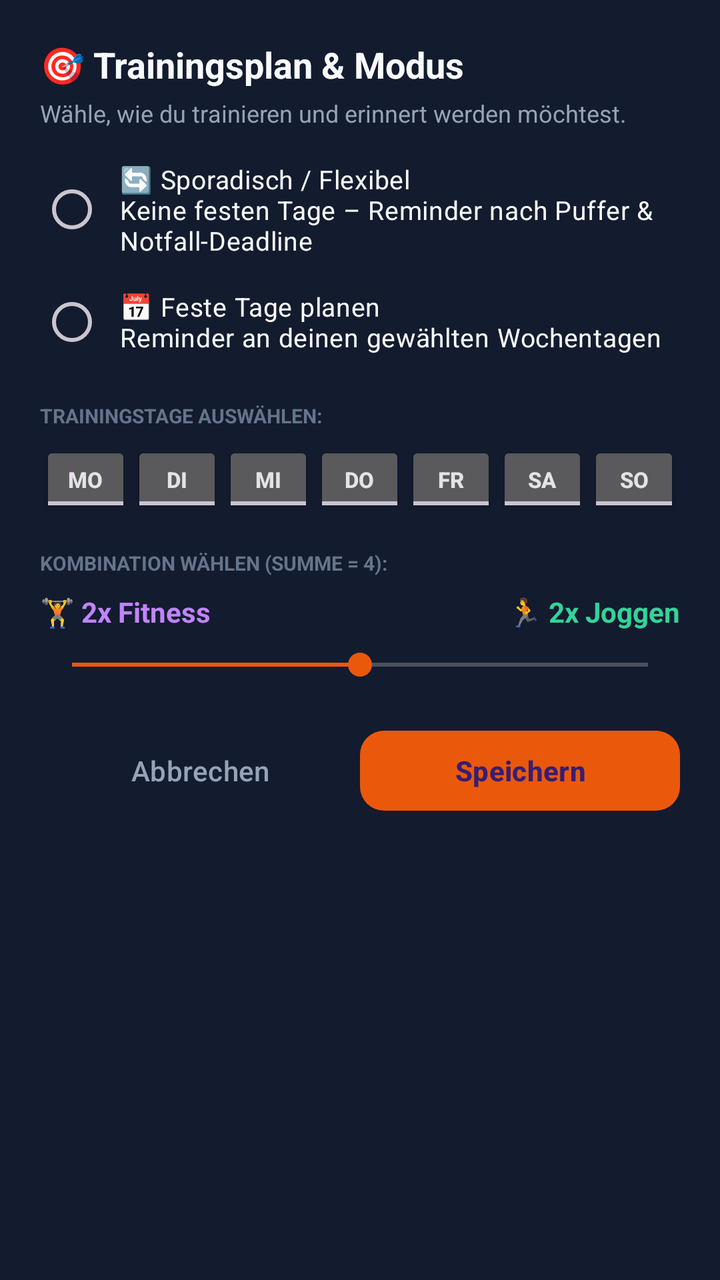
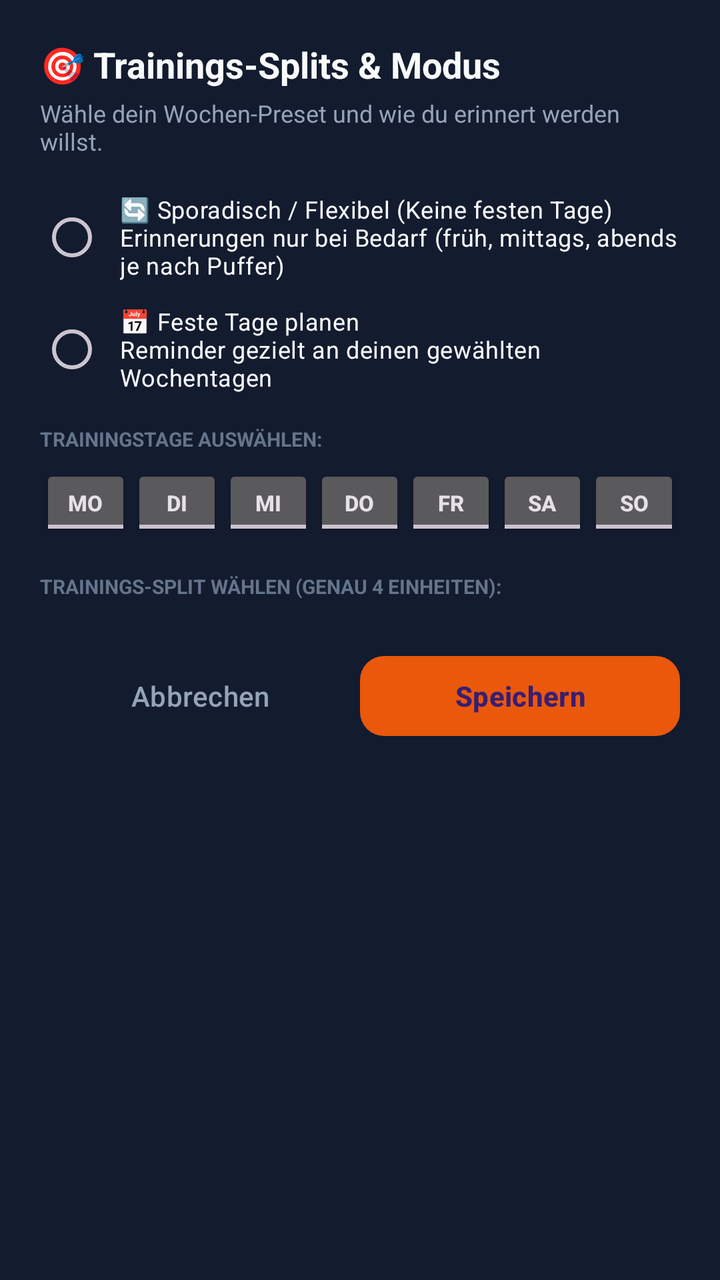

Before-and-after screenshots of an Android layout around one commit, followed by the original layout XML and the change that was made.
<!-- AndroidManifest.xml: application theme Theme.FitnessNag -->
<!-- res/layout/dialog_plan_settings.xml -->
<?xml version="1.0" encoding="utf-8"?>
<LinearLayout xmlns:android="http://schemas.android.com/apk/res/android"
    xmlns:app="http://schemas.android.com/apk/res-auto"
    android:layout_width="match_parent"
    android:layout_height="wrap_content"
    android:background="#131B2E"
    android:orientation="vertical"
    android:padding="20dp">

    <TextView
        android:layout_width="wrap_content"
        android:layout_height="wrap_content"
        android:text="🎯 Trainingsplan &amp; Modus"
        android:textSize="18sp"
        android:textStyle="bold"
        android:textColor="@color/text_white"
        android:layout_marginBottom="4dp" />

    <TextView
        android:layout_width="wrap_content"
        android:layout_height="wrap_content"
        android:text="Wähle, wie du trainieren und erinnert werden möchtest."
        android:textSize="12sp"
        android:textColor="@color/text_gray"
        android:layout_marginBottom="16dp" />

    
    <RadioGroup
        android:id="@+id/rgPlanMode"
        android:layout_width="match_parent"
        android:layout_height="wrap_content"
        android:layout_marginBottom="16dp">

        <RadioButton
            android:id="@+id/rbSporadic"
            android:layout_width="match_parent"
            android:layout_height="wrap_content"
            android:text="🔄 Sporadisch / Flexibel\nKeine festen Tage – Reminder nach Puffer &amp; Notfall-Deadline"
            android:textColor="@color/text_white"
            android:textSize="13sp"
            android:buttonTint="@color/orange_primary"
            android:paddingStart="8dp"
            android:layout_marginBottom="8dp" />

        <RadioButton
            android:id="@+id/rbFixedDays"
            android:layout_width="match_parent"
            android:layout_height="wrap_content"
            android:text="📅 Feste Tage planen\nReminder an deinen gewählten Wochentagen"
            android:textColor="@color/text_white"
            android:textSize="13sp"
            android:buttonTint="@color/orange_primary"
            android:paddingStart="8dp" />
    </RadioGroup>

    
    <LinearLayout
        android:id="@+id/layoutFixedDays"
        android:layout_width="match_parent"
        android:layout_height="wrap_content"
        android:orientation="vertical"
        android:layout_marginBottom="16dp">

        <TextView
            android:layout_width="wrap_content"
            android:layout_height="wrap_content"
            android:text="TRAININGSTAGE AUSWÄHLEN:"
            android:textSize="10sp"
            android:textStyle="bold"
            android:textColor="@color/text_muted"
            android:layout_marginBottom="6dp" />

        <LinearLayout
            android:layout_width="match_parent"
            android:layout_height="wrap_content"
            android:orientation="horizontal">

            <ToggleButton
                android:id="@+id/tbMon"
                android:layout_width="0dp"
                android:layout_height="38dp"
                android:layout_weight="1"
                android:textOn="Mo"
                android:textOff="Mo"
                android:textSize="11sp"
                android:textStyle="bold" />

            <ToggleButton
                android:id="@+id/tbTue"
                android:layout_width="0dp"
                android:layout_height="38dp"
                android:layout_weight="1"
                android:textOn="Di"
                android:textOff="Di"
                android:textSize="11sp"
                android:textStyle="bold" />

            <ToggleButton
                android:id="@+id/tbWed"
                android:layout_width="0dp"
                android:layout_height="38dp"
                android:layout_weight="1"
                android:textOn="Mi"
                android:textOff="Mi"
                android:textSize="11sp"
                android:textStyle="bold" />

            <ToggleButton
                android:id="@+id/tbThu"
                android:layout_width="0dp"
                android:layout_height="38dp"
                android:layout_weight="1"
                android:textOn="Do"
                android:textOff="Do"
                android:textSize="11sp"
                android:textStyle="bold" />

            <ToggleButton
                android:id="@+id/tbFri"
                android:layout_width="0dp"
                android:layout_height="38dp"
                android:layout_weight="1"
                android:textOn="Fr"
                android:textOff="Fr"
                android:textSize="11sp"
                android:textStyle="bold" />

            <ToggleButton
                android:id="@+id/tbSat"
                android:layout_width="0dp"
                android:layout_height="38dp"
                android:layout_weight="1"
                android:textOn="Sa"
                android:textOff="Sa"
                android:textSize="11sp"
                android:textStyle="bold" />

            <ToggleButton
                android:id="@+id/tbSun"
                android:layout_width="0dp"
                android:layout_height="38dp"
                android:layout_weight="1"
                android:textOn="So"
                android:textOff="So"
                android:textSize="11sp"
                android:textStyle="bold" />
        </LinearLayout>
    </LinearLayout>

    
    <TextView
        android:layout_width="wrap_content"
        android:layout_height="wrap_content"
        android:text="KOMBINATION WÄHLEN (SUMME = 4):"
        android:textSize="10sp"
        android:textStyle="bold"
        android:textColor="@color/text_muted"
        android:layout_marginBottom="8dp" />

    <LinearLayout
        android:layout_width="match_parent"
        android:layout_height="wrap_content"
        android:orientation="horizontal"
        android:gravity="center_vertical"
        android:layout_marginBottom="8dp">

        <TextView
            android:id="@+id/tvPlanFitnessLabel"
            android:layout_width="0dp"
            android:layout_height="wrap_content"
            android:layout_weight="1"
            android:text="🏋️ 2x Fitness"
            android:textStyle="bold"
            android:textColor="#C084FC" />

        <TextView
            android:id="@+id/tvPlanJoggenLabel"
            android:layout_width="wrap_content"
            android:layout_height="wrap_content"
            android:text="🏃 2x Joggen"
            android:textStyle="bold"
            android:textColor="#34D399" />
    </LinearLayout>

    <SeekBar
        android:id="@+id/sbRatio"
        android:layout_width="match_parent"
        android:layout_height="wrap_content"
        android:max="4"
        android:progress="2"
        android:progressTint="@color/orange_primary"
        android:thumbTint="@color/orange_primary"
        android:layout_marginBottom="20dp" />

    
    <LinearLayout
        android:layout_width="match_parent"
        android:layout_height="wrap_content"
        android:orientation="horizontal">

        <com.google.android.material.button.MaterialButton
            android:id="@+id/btnCancelPlan"
            style="@style/Widget.Material3.Button.TextButton"
            android:layout_width="0dp"
            android:layout_height="48dp"
            android:layout_weight="1"
            android:text="Abbrechen"
            android:textColor="@color/text_gray" />

        <com.google.android.material.button.MaterialButton
            android:id="@+id/btnSavePlan"
            android:layout_width="0dp"
            android:layout_height="48dp"
            android:layout_weight="1"
            android:text="Speichern"
            android:textStyle="bold"
            app:backgroundTint="@color/orange_primary"
            app:cornerRadius="12dp" />
    </LinearLayout>
</LinearLayout>
<!-- resources referenced by this layout -->
<resources>
  <color name="orange_primary">#EA580C</color>
  <color name="text_gray">#94A3B8</color>
  <color name="text_muted">#64748B</color>
  <color name="text_white">#F8FAFC</color>
  <style name="Theme.FitnessNag" parent="Theme.Material3.Dark.NoActionBar">
          <item name="colorPrimary">@color/orange_primary</item>
          <item name="android:statusBarColor">@color/bg_dark</item>
          <item name="android:navigationBarColor">@color/bg_dark</item>
          <item name="android:windowBackground">@color/bg_dark</item>
      </style>
  <color name="bg_dark">#090D16</color>
</resources>

<!-- the commit's change to res/layout/dialog_plan_settings.xml (unified diff, before → after) -->
@@ -1,220 +1,196 @@
 <?xml version="1.0" encoding="utf-8"?>
-<LinearLayout xmlns:android="http://schemas.android.com/apk/res/android"
+<ScrollView xmlns:android="http://schemas.android.com/apk/res/android"
     xmlns:app="http://schemas.android.com/apk/res-auto"
     android:layout_width="match_parent"
     android:layout_height="wrap_content"
-    android:background="#131B2E"
-    android:orientation="vertical"
-    android:padding="20dp">
+    android:background="#131B2E">
 
-    <TextView
-        android:layout_width="wrap_content"
-        android:layout_height="wrap_content"
-        android:text="🎯 Trainingsplan &amp; Modus"
-        android:textSize="18sp"
-        android:textStyle="bold"
-        android:textColor="@color/text_white"
-        android:layout_marginBottom="4dp" />
-
-    <TextView
-        android:layout_width="wrap_content"
-        android:layout_height="wrap_content"
-        android:text="Wähle, wie du trainieren und erinnert werden möchtest."
-        android:textSize="12sp"
-        android:textColor="@color/text_gray"
-        android:layout_marginBottom="16dp" />
-
-    
-    <RadioGroup
-        android:id="@+id/rgPlanMode"
-        android:layout_width="match_parent"
-        android:layout_height="wrap_content"
-        android:layout_marginBottom="16dp">
-
-        <RadioButton
-            android:id="@+id/rbSporadic"
-            android:layout_width="match_parent"
-            android:layout_height="wrap_content"
-            android:text="🔄 Sporadisch / Flexibel\nKeine festen Tage – Reminder nach Puffer &amp; Notfall-Deadline"
-            android:textColor="@color/text_white"
-            android:textSize="13sp"
-            android:buttonTint="@color/orange_primary"
-            android:paddingStart="8dp"
-            android:layout_marginBottom="8dp" />
-
-        <RadioButton
-            android:id="@+id/rbFixedDays"
-            android:layout_width="match_parent"
-            android:layout_height="wrap_content"
-            android:text="📅 Feste Tage planen\nReminder an deinen gewählten Wochentagen"
-            android:textColor="@color/text_white"
-            android:textSize="13sp"
-            android:buttonTint="@color/orange_primary"
-            android:paddingStart="8dp" />
-    </RadioGroup>
-
-    
     <LinearLayout
-        android:id="@+id/layoutFixedDays"
         android:layout_width="match_parent"
         android:layout_height="wrap_content"
         android:orientation="vertical"
-        android:layout_marginBottom="16dp">
+        android:padding="20dp">
 
         <TextView
             android:layout_width="wrap_content"
             android:layout_height="wrap_content"
-            android:text="TRAININGSTAGE AUSWÄHLEN:"
+            android:text="🎯 Trainings-Splits &amp; Modus"
+            android:textSize="18sp"
+            android:textStyle="bold"
+            android:textColor="@color/text_white"
+            android:layout_marginBottom="4dp" />
+
+        <TextView
+            android:layout_width="wrap_content"
+            android:layout_height="wrap_content"
+            android:text="Wähle dein Wochen-Preset und wie du erinnert werden willst."
+            android:textSize="12sp"
+            android:textColor="@color/text_gray"
+            android:layout_marginBottom="16dp" />
+
+        
+        <RadioGroup
+            android:id="@+id/rgPlanMode"
+            android:layout_width="match_parent"
+            android:layout_height="wrap_content"
+            android:layout_marginBottom="14dp">
+
+            <RadioButton
+                android:id="@+id/rbSporadic"
+                android:layout_width="match_parent"
+                android:layout_height="wrap_content"
+                android:text="🔄 Sporadisch / Flexibel (Keine festen Tage)\nErinnerungen nur bei Bedarf (früh, mittags, abends je nach Puffer)"
+                android:textColor="@color/text_white"
+                android:textSize="12sp"
+                android:buttonTint="@color/orange_primary"
+                android:paddingStart="8dp"
+                android:layout_marginBottom="8dp" />
+
+            <RadioButton
+                android:id="@+id/rbFixedDays"
+                android:layout_width="match_parent"
+                android:layout_height="wrap_content"
+                android:text="📅 Feste Tage planen\nReminder gezielt an deinen gewählten Wochentagen"
+                android:textColor="@color/text_white"
+                android:textSize="12sp"
+                android:buttonTint="@color/orange_primary"
+                android:paddingStart="8dp" />
+        </RadioGroup>
+
+        
+        <LinearLayout
+            android:id="@+id/layoutFixedDays"
+            android:layout_width="match_parent"
+            android:layout_height="wrap_content"
+            android:orientation="vertical"
+            android:layout_marginBottom="16dp">
+
+            <TextView
+                android:layout_width="wrap_content"
+                android:layout_height="wrap_content"
+                android:text="TRAININGSTAGE AUSWÄHLEN:"
+                android:textSize="10sp"
+                android:textStyle="bold"
+                android:textColor="@color/text_muted"
+                android:layout_marginBottom="6dp" />
+
+            <LinearLayout
+                android:layout_width="match_parent"
+                android:layout_height="wrap_content"
+                android:orientation="horizontal">
+
+                <ToggleButton
+                    android:id="@+id/tbMon"
+                    android:layout_width="0dp"
+                    android:layout_height="38dp"
+                    android:layout_weight="1"
+                    android:textOn="Mo"
+                    android:textOff="Mo"
+                    android:textSize="11sp"
+                    android:textStyle="bold" />
+
+                <ToggleButton
+                    android:id="@+id/tbTue"
+                    android:layout_width="0dp"
+                    android:layout_height="38dp"
+                    android:layout_weight="1"
+                    android:textOn="Di"
+                    android:textOff="Di"
+                    android:textSize="11sp"
+                    android:textStyle="bold" />
+
+                <ToggleButton
+                    android:id="@+id/tbWed"
+                    android:layout_width="0dp"
+                    android:layout_height="38dp"
+                    android:layout_weight="1"
+                    android:textOn="Mi"
+                    android:textOff="Mi"
+                    android:textSize="11sp"
+                    android:textStyle="bold" />
+
+                <ToggleButton
+                    android:id="@+id/tbThu"
+                    android:layout_width="0dp"
+                    android:layout_height="38dp"
+                    android:layout_weight="1"
+                    android:textOn="Do"
+                    android:textOff="Do"
+                    android:textSize="11sp"
+                    android:textStyle="bold" />
+
+                <ToggleButton
+                    android:id="@+id/tbFri"
+                    android:layout_width="0dp"
+                    android:layout_height="38dp"
+                    android:layout_weight="1"
+                    android:textOn="Fr"
+                    android:textOff="Fr"
+                    android:textSize="11sp"
+                    android:textStyle="bold" />
+
+                <ToggleButton
+                    android:id="@+id/tbSat"
+                    android:layout_width="0dp"
+                    android:layout_height="38dp"
+                    android:layout_weight="1"
+                    android:textOn="Sa"
+                    android:textOff="Sa"
+                    android:textSize="11sp"
+                    android:textStyle="bold" />
+
+                <ToggleButton
+                    android:id="@+id/tbSun"
+                    android:layout_width="0dp"
+                    android:layout_height="38dp"
+                    android:layout_weight="1"
+                    android:textOn="So"
+                    android:textOff="So"
+                    android:textSize="11sp"
+                    android:textStyle="bold" />
+            </LinearLayout>
+        </LinearLayout>
+
+        
+        <TextView
+            android:layout_width="wrap_content"
+            android:layout_height="wrap_content"
+            android:text="TRAININGS-SPLIT WÄHLEN (GENAU 4 EINHEITEN):"
             android:textSize="10sp"
             android:textStyle="bold"
             android:textColor="@color/text_muted"
-            android:layout_marginBottom="6dp" />
+            android:layout_marginBottom="8dp" />
 
+        <RadioGroup
+            android:id="@+id/rgPresets"
+            android:layout_width="match_parent"
+            android:layout_height="wrap_content"
+            android:layout_marginBottom="16dp" />
+
+        
         <LinearLayout
             android:layout_width="match_parent"
             android:layout_height="wrap_content"
             android:orientation="horizontal">
 
-            <ToggleButton
-                android:id="@+id/tbMon"
+            <com.google.android.material.button.MaterialButton
+                android:id="@+id/btnCancelPlan"
+                style="@style/Widget.Material3.Button.TextButton"
                 android:layout_width="0dp"
-                android:layout_height="38dp"
+                android:layout_height="48dp"
                 android:layout_weight="1"
-                android:textOn="Mo"
-                android:textOff="Mo"
-                android:textSize="11sp"
-                android:textStyle="bold" />
+                android:text="Abbrechen"
+                android:textColor="@color/text_gray" />
 
-            <ToggleButton
-                android:id="@+id/tbTue"
+            <com.google.android.material.button.MaterialButton
+                android:id="@+id/btnSavePlan"
                 android:layout_width="0dp"
-                android:layout_height="38dp"
+                android:layout_height="48dp"
                 android:layout_weight="1"
-                android:textOn="Di"
-                android:textOff="Di"
-                android:textSize="11sp"
-                android:textStyle="bold" />
-
-            <ToggleButton
-                android:id="@+id/tbWed"
-                android:layout_width="0dp"
-                android:layout_height="38dp"
-                android:layout_weight="1"
-                android:textOn="Mi"
-                android:textOff="Mi"
-                android:textSize="11sp"
-                android:textStyle="bold" />
-
-            <ToggleButton
-                android:id="@+id/tbThu"
-                android:layout_width="0dp"
-                android:layout_height="38dp"
-                android:layout_weight="1"
-                android:textOn="Do"
-                android:textOff="Do"
-                android:textSize="11sp"
-                android:textStyle="bold" />
-
-            <ToggleButton
-                android:id="@+id/tbFri"
-                android:layout_width="0dp"
-                android:layout_height="38dp"
-                android:layout_weight="1"
-                android:textOn="Fr"
-                android:textOff="Fr"
-                android:textSize="11sp"
-                android:textStyle="bold" />
-
-            <ToggleButton
-                android:id="@+id/tbSat"
-                android:layout_width="0dp"
-                android:layout_height="38dp"
-                android:layout_weight="1"
-                android:textOn="Sa"
-                android:textOff="Sa"
-                android:textSize="11sp"
-                android:textStyle="bold" />
-
-            <ToggleButton
-                android:id="@+id/tbSun"
-                android:layout_width="0dp"
-                android:layout_height="38dp"
-                android:layout_weight="1"
-                android:textOn="So"
-                android:textOff="So"
-                android:textSize="11sp"
-                android:textStyle="bold" />
+                android:text="Speichern"
+                android:textStyle="bold"
+                app:backgroundTint="@color/orange_primary"
+                app:cornerRadius="12dp" />
         </LinearLayout>
     </LinearLayout>
-
-    
-    <TextView
-        android:layout_width="wrap_content"
-        android:layout_height="wrap_content"
-        android:text="KOMBINATION WÄHLEN (SUMME = 4):"
-        android:textSize="10sp"
-        android:textStyle="bold"
-        android:textColor="@color/text_muted"
-        android:layout_marginBottom="8dp" />
-
-    <LinearLayout
-        android:layout_width="match_parent"
-        android:layout_height="wrap_content"
-        android:orientation="horizontal"
-        android:gravity="center_vertical"
-        android:layout_marginBottom="8dp">
-
-        <TextView
-            android:id="@+id/tvPlanFitnessLabel"
-            android:layout_width="0dp"
-            android:layout_height="wrap_content"
-            android:layout_weight="1"
-            android:text="🏋️ 2x Fitness"
-            android:textStyle="bold"
-            android:textColor="#C084FC" />
-
-        <TextView
-            android:id="@+id/tvPlanJoggenLabel"
-            android:layout_width="wrap_content"
-            android:layout_height="wrap_content"
-            android:text="🏃 2x Joggen"
-            android:textStyle="bold"
-            android:textColor="#34D399" />
-    </LinearLayout>
-
-    <SeekBar
-        android:id="@+id/sbRatio"
-        android:layout_width="match_parent"
-        android:layout_height="wrap_content"
-        android:max="4"
-        android:progress="2"
-        android:progressTint="@color/orange_primary"
-        android:thumbTint="@color/orange_primary"
-        android:layout_marginBottom="20dp" />
-
-    
-    <LinearLayout
-        android:layout_width="match_parent"
-        android:layout_height="wrap_content"
-        android:orientation="horizontal">
-
-        <com.google.android.material.button.MaterialButton
-            android:id="@+id/btnCancelPlan"
-            style="@style/Widget.Material3.Button.TextButton"
-            android:layout_width="0dp"
-            android:layout_height="48dp"
-            android:layout_weight="1"
-            android:text="Abbrechen"
-            android:textColor="@color/text_gray" />
-
-        <com.google.android.material.button.MaterialButton
-            android:id="@+id/btnSavePlan"
-            android:layout_width="0dp"
-            android:layout_height="48dp"
-            android:layout_weight="1"
-            android:text="Speichern"
-            android:textStyle="bold"
-            app:backgroundTint="@color/orange_primary"
-            app:cornerRadius="12dp" />
-    </LinearLayout>
-</LinearLayout>
+</ScrollView>
